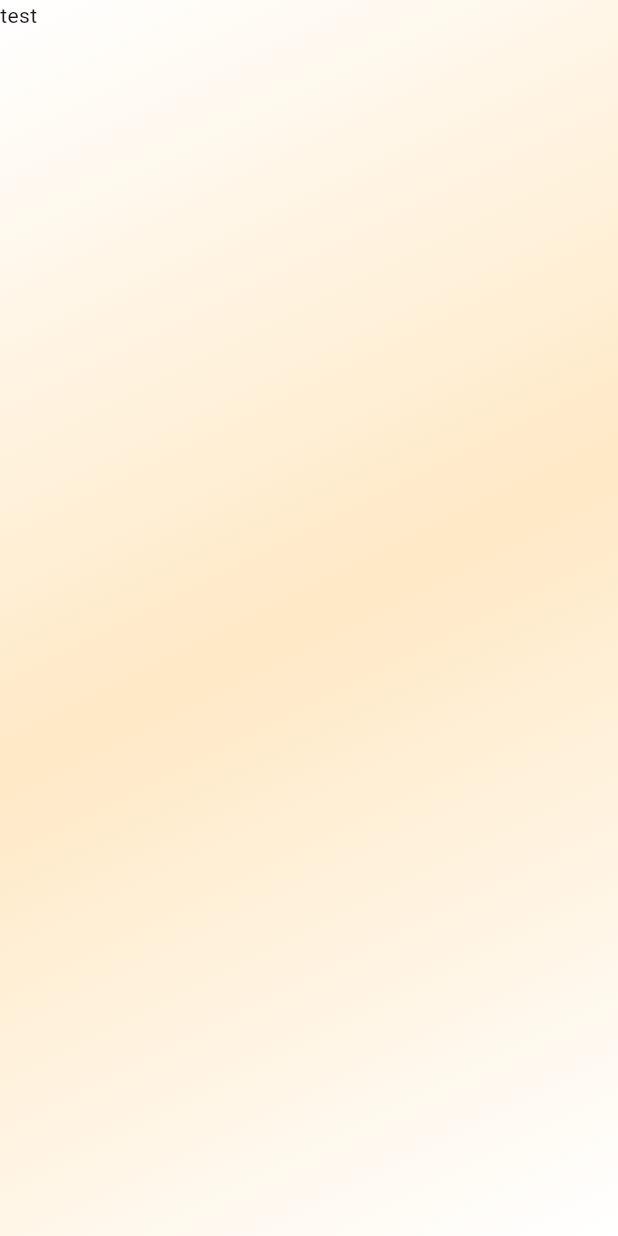
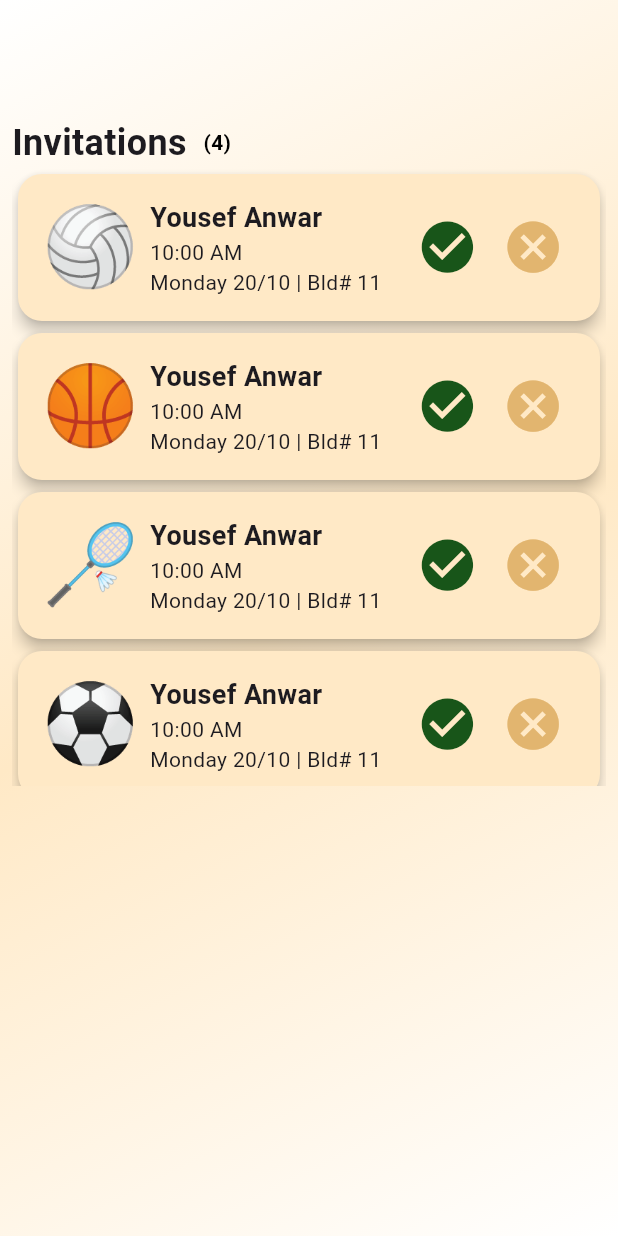
Before and after one commit to yousef1mb/KFUPM_Sports, a Flutter app: the screen it shows after launch, on a phone screen of 412 x 824 dp. Run offline on Flutter 3.47's test engine with Material 3 defaults, Android fonts, the phone set to English and light mode, and no system bars.

Commit message:
Invitation card,list,dataclass added

```diff
--- a/lib/core/utils/background.dart
+++ b/lib/core/utils/background.dart
@@ -9,8 +9,7 @@ class Background extends StatelessWidget {
   @override
   Widget build(BuildContext context) {
     return Container(
-      width: double.infinity,
-      height: double.infinity,
+
       decoration: BoxDecoration(
         gradient: AppTheme.lightGradiant,
 
--- /dev/null
+++ b/lib/features/invitation/data/invitation.dart
@@ -0,0 +1,23 @@
+import 'package:flutter/material.dart';
+
+class Invitation {
+
+  final String name;
+  final String time;
+  final String day;
+  final int building;
+  final String sport;
+  final VoidCallback onAccept;
+  final VoidCallback onDecline;
+
+  Invitation({
+    required this.day,
+    required this.time,
+    required this.building,
+    required this.sport,
+
+    required this.name,
+    required this.onAccept,
+    required this.onDecline,
+  });
+}
--- /dev/null
+++ b/lib/features/invitation/presentation/invitaionCard.dart
@@ -0,0 +1,93 @@
+import 'package:flutter/material.dart';
+import 'package:kfupm_sports/core/theme/app_colors.dart';
+
+class InvitationCard extends StatelessWidget {
+  final String name;
+  final String sport;
+  final String day;
+  final String time;
+  final int building;
+  final VoidCallback onAccept;
+  final VoidCallback onDecline;
+
+  // Constructor for the InvitationCardWidget
+  InvitationCard({
+    required this.name,
+    required this.time,
+    required this.day,
+    required this.sport,
+    required this.building,
+    required this.onAccept,
+    required this.onDecline,
+  });
+
+  @override
+  Widget build(BuildContext context) {
+    return Card(
+      color: AppColors.secondary,
+      shape: RoundedRectangleBorder(
+        borderRadius: BorderRadius.circular(16),
+      ),
+      elevation: 4,
+      //margin: EdgeInsets.only(bottom: 16),
+      child: Padding(
+        padding: const EdgeInsets.all(16.0),
+        child: Row(
+          children: [
+            // Profile image and details (name, message)
+            CircleAvatar(
+              backgroundColor: AppColors.secondary,
+              radius: 30,
+              child: Text(
+                sport,
+                style: TextStyle(
+                    fontSize: MediaQuery.of(context).size.width / 8,
+                    height: 0.07),
+              ),
+            ),
+            SizedBox(width: 12),
+            Expanded(
+              child: Column(
+                crossAxisAlignment: CrossAxisAlignment.start,
+                children: [
+                  Text(
+                    name,
+                    style: TextStyle(
+                      fontSize: 18,
+                      fontWeight: FontWeight.bold,
+                    ),
+                  ),
+
+                  Text(time),
+                  Row(
+                    children: [
+                      Text(
+                        day,
+                      ),
+                      Text(" | "),
+                      Text(
+                        "Bld# $building",
+                      ),
+                    ],
+                  ),
+                ],
+              ),
+            ),
+            // Accept/Decline buttons on the same row
+            IconButton(
+              iconSize: MediaQuery.of(context).size.width / 10,
+              icon: Icon(Icons.check_circle,
+                  color: AppColors.navigationBarHighlight),
+              onPressed: onAccept,
+            ),
+            IconButton(
+              iconSize: MediaQuery.of(context).size.width / 10,
+              icon: Icon(Icons.cancel, color: AppColors.navigationBar),
+              onPressed: onDecline,
+            ),
+          ],
+        ),
+      ),
+    );
+  }
+}
--- /dev/null
+++ b/lib/features/invitation/presentation/invitationList.dart
@@ -0,0 +1,120 @@
+
+import 'package:flutter/material.dart';
+import 'package:kfupm_sports/features/invitation/presentation/invitaionCard.dart';
+
+import '../data/invitation.dart';
+
+class InvitationList extends StatelessWidget {
+  //List<Invitation> invitations;
+  //InvitationList({this.invitations});
+  final List<Invitation> invitations = [
+    Invitation(
+      name: 'Yousef Anwar',
+      time: "10:00 AM",
+      building: 11,
+      day: "Monday 20/10",
+      sport: "🏐",
+      onAccept: () {
+        print('Accepted  invitation');
+      },
+      onDecline: () {
+        print('Declined  invitation');
+      },
+    ),Invitation(
+      name: 'Yousef Anwar',
+      time: "10:00 AM",
+      building: 11,
+      day: "Monday 20/10",
+      sport: "🏀",
+      onAccept: () {
+        print('Accepted  invitation');
+      },
+      onDecline: () {
+        print('Declined  invitation');
+      },
+    ),Invitation(
+      name: 'Yousef Anwar',
+      time: "10:00 AM",
+      building: 11,
+      day: "Monday 20/10",
+      sport: "🏸",
+      onAccept: () {
+        print('Accepted  invitation');
+      },
+      onDecline: () {
+        print('Declined  invitation');
+      },
+    ),Invitation(
+      name: 'Yousef Anwar',
+      building: 11,
+      day: "Monday 20/10",
+      time: "10:00 AM",
+      sport: "⚽️",
+      onAccept: () {
+        print('Accepted  invitation');
+      },
+      onDecline: () {
+        print('Declined  invitation');
+      },
+    ),
+  ];
+
+   InvitationList({super.key});
+
+  @override
+  Widget build(BuildContext context) {
+    return Container(
+      //color: AppColors.navigationBar,
+      child: SingleChildScrollView(  // Wrap everything inside a SingleChildScrollView
+        child: Column(
+          crossAxisAlignment: CrossAxisAlignment.start,
+          children: [
+            // Title with invitations count
+            Row(
+              children: [
+                Text(
+                  'Invitations',
+                  style: TextStyle(fontSize: 24, fontWeight: FontWeight.bold),
+                ),
+                SizedBox(width: 3),
+                Container(
+                  padding: EdgeInsets.symmetric(horizontal: 8, vertical: 4),
+                  decoration: BoxDecoration(
+                    borderRadius: BorderRadius.circular(12),
+                  ),
+                  child: Text(
+                    '(${invitations.length})',
+                    style: TextStyle(
+                      color: Colors.black,
+                      fontWeight: FontWeight.bold,
+                    ),
+                  ),
+                ),
+              ],
+            ),
+            // Scrollable list of invitations
+            Container(
+              height: MediaQuery.of(context).size.height/2,  //  dynamic height calculation
+              child: ListView.builder(
+                itemCount: invitations.length,
+                itemBuilder: (context, index) {
+                  final invitation = invitations[index];
+                  return InvitationCard(
+
+                    name: invitation.name,
+                    building: invitation.building,
+                    time: invitation.time,
+                    day: invitation.day,
+                    sport: invitation.sport,
+                    onAccept: invitation.onAccept,
+                    onDecline: invitation.onDecline,
+                  );
+                },
+              ),
+            ),
+          ],
+        ),
+      ),
+    );
+  }
+}
--- a/lib/main.dart
+++ b/lib/main.dart
@@ -1,5 +1,7 @@
 import 'package:flutter/material.dart';
+import 'package:kfupm_sports/core/utils/background.dart';
 import 'package:kfupm_sports/features/authentication/presentation/auth_screen.dart';
+import 'package:kfupm_sports/features/invitation/presentation/invitationList.dart';
 import 'core/theme/theme.dart';
 
 void main() {
@@ -15,8 +17,17 @@ class MainApp extends StatelessWidget {
     return MaterialApp(
       title: 'KFUPM Sports',
       theme: AppTheme.lightTheme,
-      home:const AuthScreen(),
-
+      home: Scaffold(
+          body: Background(
+        child: Padding(
+          padding: const EdgeInsets.all(8.0),
+          child: Column(
+            children: [SizedBox(height: 70,),
+              InvitationList(),
+            ],
+          ),
+        ),
+      )),
     );
   }
 }
```
